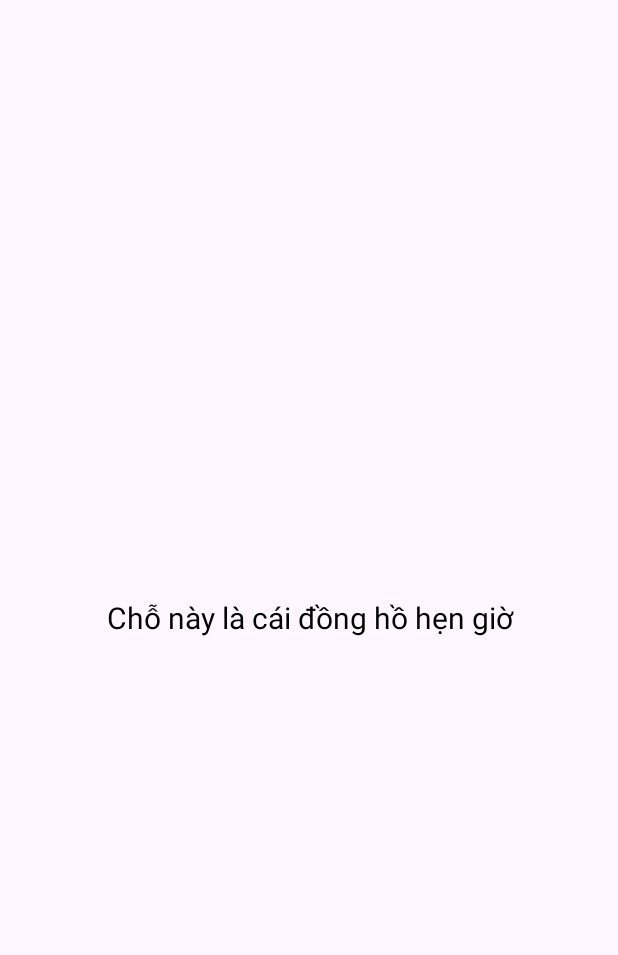
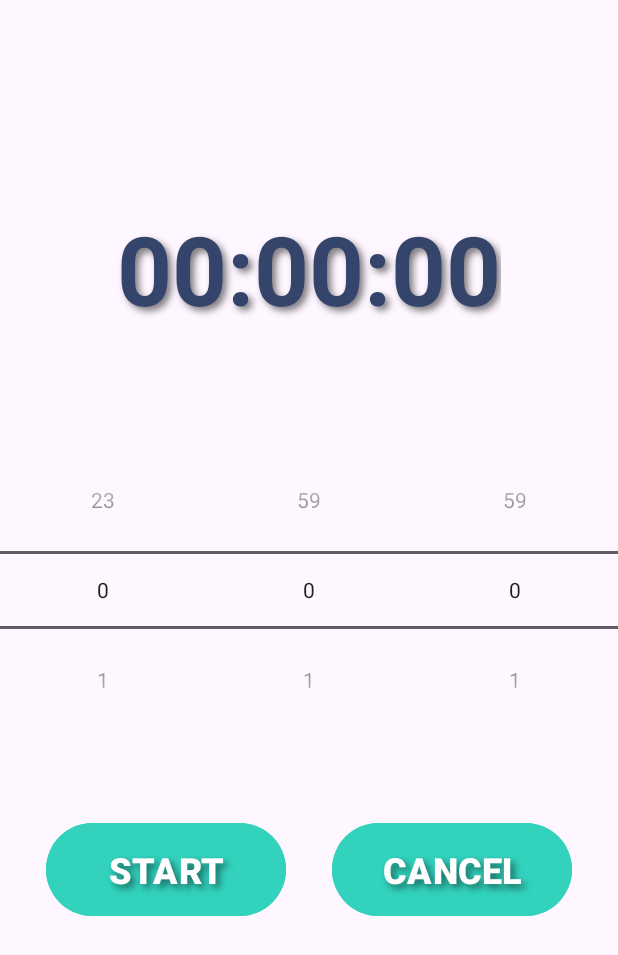
Before and after one commit to daiduoq-ng/lab1-nt131, an Android app: the fragment FragmentTimer shown on its own in the app's theme, on a phone screen of 412 x 824 dp. Shown: the top 955 px of the screen. Run offline under Robolectric (Android 15) with nearby library versions, the phone set to English and light mode, and no system bars.

Commit message:
Add Timer

```diff
--- a/app/src/main/java/fragment/FragmentTimer.java
+++ b/app/src/main/java/fragment/FragmentTimer.java
@@ -1,66 +1,141 @@
 package fragment;
 
 import android.os.Bundle;
+import android.os.CountDownTimer;
+import android.os.Handler;
+import android.view.LayoutInflater;
+import android.view.View;
+import android.view.ViewGroup;
+import android.widget.Button;
+import android.widget.NumberPicker;
+import android.widget.TextView;
 
 import androidx.fragment.app.Fragment;
 
-import android.view.LayoutInflater;
-import android.view.View;
-import android.view.ViewGroup;
-
 import com.example.duongnvdssupperclock.R;
 
-/**
- * A simple {@link Fragment} subclass.
- * Use the {@link FragmentTimer#newInstance} factory method to
- * create an instance of this fragment.
- */
+import java.util.Locale;
+
 public class FragmentTimer extends Fragment {
+    private TextView timerTextView;
+    private Button startButton, cancelButton;
+    private NumberPicker hourPicker, minutePicker, secondPicker;
+    private CountDownTimer countDownTimer;
+    private boolean isTimerRunning = false;
+    private long timeLeftInMillis = 0;
 
-    // TODO: Rename parameter arguments, choose names that match
-    // the fragment initialization parameters, e.g. ARG_ITEM_NUMBER
-    private static final String ARG_PARAM1 = "param1";
-    private static final String ARG_PARAM2 = "param2";
+    @Override
+    public View onCreateView(LayoutInflater inflater, ViewGroup container, Bundle savedInstanceState) {
+        View view = inflater.inflate(R.layout.fragment_timer, container, false);
 
-    // TODO: Rename and change types of parameters
-    private String mParam1;
-    private String mParam2;
+        timerTextView = view.findViewById(R.id.timerTextView);
+        startButton = view.findViewById(R.id.startButton);
+        cancelButton = view.findViewById(R.id.cancelButton);
+        hourPicker = view.findViewById(R.id.hourPicker);
+        minutePicker = view.findViewById(R.id.minutePicker);
+        secondPicker = view.findViewById(R.id.secondPicker);
 
-    public FragmentTimer() {
-        // Required empty public constructor
+        setupPickers();
+        setupButtons();
+
+        return view;
     }
 
-    /**
-     * Use this factory method to create a new instance of
-     * this fragment using the provided parameters.
-     *
-     * @param param1 Parameter 1.
-     * @param param2 Parameter 2.
-     * @return A new instance of fragment FragmentTimer.
-     */
-    // TODO: Rename and change types and number of parameters
-    public static FragmentTimer newInstance(String param1, String param2) {
-        FragmentTimer fragment = new FragmentTimer();
-        Bundle args = new Bundle();
-        args.putString(ARG_PARAM1, param1);
-        args.putString(ARG_PARAM2, param2);
-        fragment.setArguments(args);
-        return fragment;
+    private void setupPickers() {
+        hourPicker.setMinValue(0);
+        hourPicker.setMaxValue(23);
+        minutePicker.setMinValue(0);
+        minutePicker.setMaxValue(59);
+        secondPicker.setMinValue(0);
+        secondPicker.setMaxValue(59);
     }
 
-    @Override
-    public void onCreate(Bundle savedInstanceState) {
-        super.onCreate(savedInstanceState);
-        if (getArguments() != null) {
-            mParam1 = getArguments().getString(ARG_PARAM1);
-            mParam2 = getArguments().getString(ARG_PARAM2);
+    private void setupButtons() {
+        startButton.setOnClickListener(v -> {
+            if (isTimerRunning) {
+                pauseTimer();
+            } else {
+                startTimer();
+            }
+        });
+
+        cancelButton.setOnClickListener(v -> cancelTimer());
+    }
+
+    private void startTimer() {
+        if (!isTimerRunning) {
+            long totalTimeInMillis = (hourPicker.getValue() * 3600000L) +
+                    (minutePicker.getValue() * 60000L) +
+                    (secondPicker.getValue() * 1000L);
+            if (totalTimeInMillis > 0) {
+                timeLeftInMillis = totalTimeInMillis;
+                countDownTimer = new CountDownTimer(timeLeftInMillis, 1000) {
+                    @Override
+                    public void onTick(long millisUntilFinished) {
+                        timeLeftInMillis = millisUntilFinished;
+                        updateTimerText();
+                    }
+
+                    @Override
+                    public void onFinish() {
+                        isTimerRunning = false;
+                        updateButtons();
+                        // Here you can add sound or vibration for timer completion
+                    }
+                }.start();
+
+                isTimerRunning = true;
+                updateButtons();
+            }
+        }
+    }
+
+    private void pauseTimer() {
+        if (countDownTimer != null) {
+            countDownTimer.cancel();
+        }
+        isTimerRunning = false;
+        updateButtons();
+    }
+
+    private void cancelTimer() {
+        if (countDownTimer != null) {
+            countDownTimer.cancel();
+        }
+        timeLeftInMillis = 0;
+        isTimerRunning = false;
+        updateTimerText();
+        updateButtons();
+    }
+
+    private void updateTimerText() {
+        int hours = (int) (timeLeftInMillis / 3600000);
+        int minutes = (int) ((timeLeftInMillis % 3600000) / 60000);
+        int seconds = (int) ((timeLeftInMillis % 60000) / 1000);
+
+        String timeLeftFormatted = String.format(Locale.getDefault(), "%02d:%02d:%02d", hours, minutes, seconds);
+        timerTextView.setText(timeLeftFormatted);
+    }
+
+    private void updateButtons() {
+        if (isTimerRunning) {
+            startButton.setText("PAUSE");
+            cancelButton.setEnabled(true);
+        } else {
+            startButton.setText("START");
+            if (timeLeftInMillis > 0) {
+                cancelButton.setEnabled(true);
+            } else {
+                cancelButton.setEnabled(false);
+            }
         }
     }
 
     @Override
-    public View onCreateView(LayoutInflater inflater, ViewGroup container,
-                             Bundle savedInstanceState) {
-        // Inflate the layout for this fragment
-        return inflater.inflate(R.layout.fragment_timer, container, false);
+    public void onDestroyView() {
+        super.onDestroyView();
+        if (countDownTimer != null) {
+            countDownTimer.cancel();
+        }
     }
 }
--- a/app/src/main/res/layout/fragment_timer.xml
+++ b/app/src/main/res/layout/fragment_timer.xml
@@ -1,19 +1,94 @@
-<LinearLayout xmlns:android="http://schemas.android.com/apk/res/android"
-    xmlns:tools="http://schemas.android.com/tools"
+<?xml version="1.0" encoding="utf-8"?>
+<androidx.constraintlayout.widget.ConstraintLayout xmlns:android="http://schemas.android.com/apk/res/android"
+    xmlns:app="http://schemas.android.com/apk/res-auto"
     android:layout_width="match_parent"
-    android:layout_height="match_parent"
-    tools:context="fragment.FragmentClock">
+    android:layout_height="match_parent">
 
-    <!-- TODO: Update blank fragment layout -->
     <TextView
+        android:id="@+id/timerTextView"
+        android:layout_width="wrap_content"
+        android:layout_height="wrap_content"
+        android:shadowColor="#80000000"
+        android:shadowDx="4"
+        android:shadowDy="4"
+        android:shadowRadius="6"
+        android:text="00:00:00"
+        android:textColor="#35446B"
+        android:textSize="64sp"
+        android:textStyle="bold"
+        app:layout_constraintBottom_toTopOf="@+id/pickerLayout"
+        app:layout_constraintEnd_toEndOf="parent"
+        app:layout_constraintStart_toStartOf="parent"
+        app:layout_constraintTop_toTopOf="parent"
+        app:layout_constraintVertical_bias="0.626" />
+
+    <LinearLayout
+        android:id="@+id/pickerLayout"
         android:layout_width="match_parent"
-        android:layout_height="match_parent"
-        android:textColor="@color/black"
-        android:gravity="center"
-        android:textSize="20sp"
-        android:text="Chỗ này là cái đồng hồ hẹn giờ"
-
-        />
+        android:layout_height="wrap_content"
+        android:orientation="horizontal"
+        app:layout_constraintBottom_toTopOf="@+id/timerTextView"
+        app:layout_constraintTop_toBottomOf="parent"
+        app:layout_constraintVertical_bias="0.6">
 
 
-</LinearLayout>
+        <NumberPicker
+            android:id="@+id/hourPicker"
+            android:layout_width="wrap_content"
+            android:layout_height="wrap_content"
+            android:layout_weight="1"
+            />
+
+        <NumberPicker
+            android:id="@+id/minutePicker"
+            android:layout_width="wrap_content"
+            android:layout_height="wrap_content"
+            android:layout_weight="1" />
+
+        <NumberPicker
+            android:id="@+id/secondPicker"
+            android:layout_width="wrap_content"
+            android:layout_height="wrap_content"
+            android:layout_weight="1" />
+
+    </LinearLayout>
+
+    <Button
+        android:id="@+id/startButton"
+        android:layout_width="160dp"
+        android:layout_height="70dp"
+        android:backgroundTint="#32D2BD"
+        android:text="START"
+        android:textColor="#FFFFFF"
+        android:textSize="24sp"
+        android:textStyle="bold"
+        android:shadowColor="#80000000"
+        android:shadowDx="4"
+        android:shadowDy="4"
+        android:shadowRadius="6"
+        app:layout_constraintBottom_toBottomOf="parent"
+        app:layout_constraintEnd_toStartOf="@+id/cancelButton"
+        app:layout_constraintStart_toStartOf="parent"
+        app:layout_constraintTop_toBottomOf="@+id/pickerLayout"
+        app:layout_constraintVertical_bias="0.228" />
+
+    <Button
+        android:id="@+id/cancelButton"
+        android:layout_width="160dp"
+        android:layout_height="70dp"
+        android:backgroundTint="#32D2BD"
+        android:text="CANCEL"
+        android:textColor="#FFFFFF"
+        android:textSize="24sp"
+        android:textStyle="bold"
+        android:shadowColor="#80000000"
+        android:shadowDx="4"
+        android:shadowDy="4"
+        android:shadowRadius="6"
+        app:layout_constraintBottom_toBottomOf="parent"
+        app:layout_constraintEnd_toEndOf="parent"
+        app:layout_constraintStart_toEndOf="@+id/startButton"
+        app:layout_constraintTop_toBottomOf="@+id/pickerLayout"
+        app:layout_constraintVertical_bias="0.228" />
+
+</androidx.constraintlayout.widget.ConstraintLayout>
```
